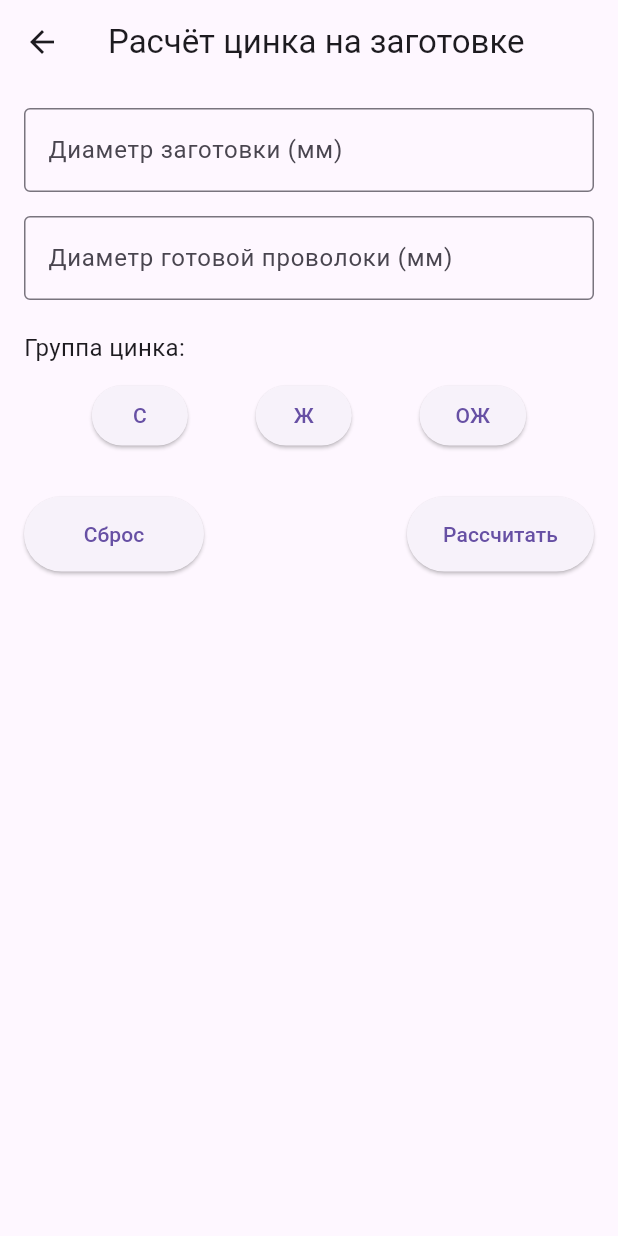
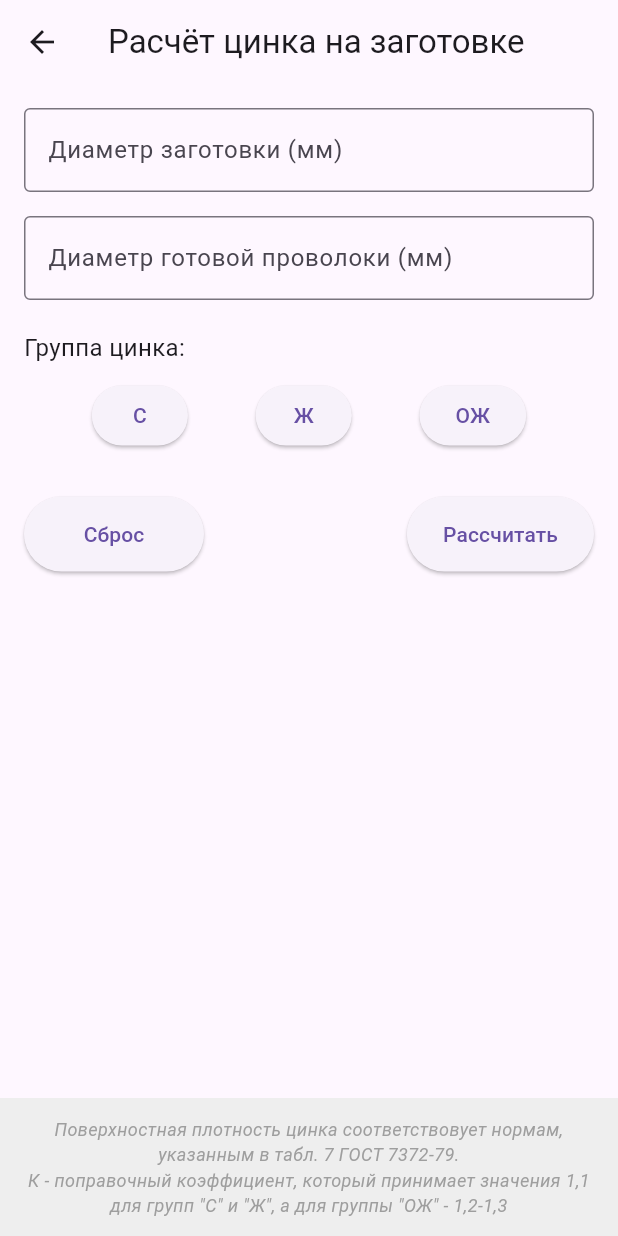
Before and after one commit to Abynarc/Dragging, a Flutter app: the ZincCalculationScreen screen opened directly, on a phone screen of 412 x 824 dp. Run offline on Flutter 3.47's test engine with Material 3 defaults, Android fonts, the light colour scheme and no system bars; our stand-ins replace package_info_plus.

Commit message:
экран цинка поправлен

```diff
--- a/wire_drawing_calc/lib/main.dart
+++ b/wire_drawing_calc/lib/main.dart
@@ -1,8 +1,87 @@
 import 'package:flutter/material.dart';
+import 'package:package_info_plus/package_info_plus.dart';
+import 'package:url_launcher/url_launcher.dart';
 import 'dart:math';
 
 void main() {
   runApp(const WireDrawingApp());
+}
+
+class VersionChecker {
+  static const int minSupportedVersionCode = 2;
+  static const String appStoreUrl =
+      'https://apps.rustore.ru/app/com.example.wire_drawing_calc';
+
+  static Future<bool> isUpdateRequired() async {
+    final packageInfo = await PackageInfo.fromPlatform();
+    final currentVersionCode = int.tryParse(packageInfo.buildNumber) ?? 0;
+    return currentVersionCode < minSupportedVersionCode;
+  }
+
+  static Future<void> showUpdateDialog(BuildContext context) async {
+    return showDialog<void>(
+      context: context,
+      barrierDismissible: false,
+      builder: (BuildContext context) {
+        return AlertDialog(
+          title: const Text('Требуется обновление'),
+          content: const Text(
+            'Для продолжения работы приложения необходимо обновить его до последней версии.',
+          ),
+          actions: <Widget>[
+            TextButton(
+              child: const Text('Обновить'),
+              onPressed: () async {
+                if (await canLaunch(appStoreUrl)) {
+                  await launch(appStoreUrl);
+                }
+              },
+            ),
+          ],
+        );
+      },
+    );
+  }
+}
+
+class AppStartupScreen extends StatefulWidget {
+  const AppStartupScreen({super.key});
+
+  @override
+  State<AppStartupScreen> createState() => _AppStartupScreenState();
+}
+
+class _AppStartupScreenState extends State<AppStartupScreen> {
+  bool _isChecking = true;
+
+  @override
+  void initState() {
+    super.initState();
+    _checkVersion();
+  }
+
+  Future<void> _checkVersion() async {
+    try {
+      final isUpdateRequired = await VersionChecker.isUpdateRequired();
+
+      if (mounted) {
+        setState(() => _isChecking = false);
+
+        if (isUpdateRequired) {
+          await VersionChecker.showUpdateDialog(context);
+        }
+      }
+    } catch (e) {
+      if (mounted) setState(() => _isChecking = false);
+    }
+  }
+
+  @override
+  Widget build(BuildContext context) {
+    return _isChecking
+        ? const Scaffold(body: Center(child: CircularProgressIndicator()))
+        : const HomeScreen();
+  }
 }
 
 class WireDrawingApp extends StatelessWidget {
@@ -13,7 +92,7 @@ class WireDrawingApp extends StatelessWidget {
     return MaterialApp(
       title: 'Калькулятор волочения',
       theme: ThemeData(primarySwatch: Colors.blue),
-      home: const HomeScreen(),
+      home: const AppStartupScreen(),
       debugShowCheckedModeBanner: false,
     );
   }
@@ -415,18 +494,9 @@ class _LinearRouteScreenState extends State<LinearRouteScreen> {
                   'Маршрут волочения:',
                   style: TextStyle(fontSize: 18, fontWeight: FontWeight.bold),
                 ),
-                const Text(
-                  'Вы можете редактировать диаметры в таблице',
-                  style: TextStyle(color: Colors.grey),
-                ),
                 const SizedBox(height: 8),
                 Table(
                   border: TableBorder.all(color: Colors.grey),
-                  columnWidths: const {
-                    0: FlexColumnWidth(1),
-                    1: FlexColumnWidth(1.5),
-                    2: FlexColumnWidth(1),
-                  },
                   children: [
                     const TableRow(
                       decoration: BoxDecoration(color: Colors.blueGrey),
@@ -458,9 +528,6 @@ class _LinearRouteScreenState extends State<LinearRouteScreen> {
                       final i = entry.key;
                       final controller = entry.value;
                       return TableRow(
-                        decoration: BoxDecoration(
-                          color: i % 2 == 0 ? Colors.grey[100] : Colors.white,
-                        ),
                         children: [
                           Padding(
                             padding: const EdgeInsets.all(8),
@@ -468,16 +535,6 @@ class _LinearRouteScreenState extends State<LinearRouteScreen> {
                           ),
                           Padding(
                             padding: const EdgeInsets.all(8),
-                            child: Container(
-                              decoration: BoxDecoration(
-                                color: Colors.blue[50],
-                                borderRadius: BorderRadius.circular(4),
-                                border: Border.all(color: Colors.blue),
-                              ),
-                              child: Padding(
-                                padding: const EdgeInsets.symmetric(
-                                  horizontal: 8,
-                                ),
                             child: TextField(
                               controller: controller,
                               keyboardType: TextInputType.numberWithOptions(
@@ -486,14 +543,8 @@ class _LinearRouteScreenState extends State<LinearRouteScreen> {
                               decoration: InputDecoration(
                                 border: InputBorder.none,
                                 hintText: i == 0 ? 'Диаметр' : 'Блок $i',
-                                    hintStyle: TextStyle(
-                                      color: Colors.blue[300],
                               ),
-                                  ),
-                                  style: TextStyle(color: Colors.blue[800]),
                               onChanged: (value) => _calculateReductions(),
-                                ),
-                              ),
                             ),
                           ),
                           Padding(
@@ -585,38 +636,135 @@ class _ZincCalculationScreenState extends State<ZincCalculationScreen> {
   String _errorMessage = '';
 
   final List<Map<String, dynamic>> _zincTable = [
-    {'range': '0,20 ≤ D < 0,25', 'C': 16, 'Ж': 21, 'ОЖ': null},
-    {'range': '0,25 ≤ D < 0,39', 'C': 21, 'Ж': 30, 'ОЖ': null},
-    {'range': '0,39 ≤ D < 0,46', 'C': 32, 'Ж': 42, 'ОЖ': null},
-    {'range': '0,46 ≤ D < 0,50', 'C': 37, 'Ж': 42, 'ОЖ': null},
-    {'range': '0,50 ≤ D < 0,54', 'C': 37, 'Ж': 50, 'ОЖ': null},
-    {'range': '0,54 ≤ D < 0,56', 'C': null, 'Ж': 50, 'ОЖ': null},
-    {'range': '0,56 ≤ D < 0,60', 'C': null, 'Ж': 52, 'ОЖ': null},
-    {'range': '0,60 ≤ D < 0,65', 'C': null, 'Ж': 60, 'ОЖ': null},
-    {'range': '0,65', 'C': null, 'Ж': 60, 'ОЖ': 115},
-    {'range': '0,66 ≤ D < 0,70', 'C': null, 'Ж': 63, 'ОЖ': 120},
-    {'range': '0,70 ≤ D < 0,76', 'C': null, 'Ж': 63, 'ОЖ': 130},
-    {'range': '0,76 ≤ D < 0,80', 'C': null, 'Ж': 73, 'ОЖ': 130},
-    {'range': '0,80 ≤ D < 0,90', 'C': null, 'Ж': 73, 'ОЖ': 145},
-    {'range': '0,90 ≤ D < 0,96', 'C': null, 'Ж': 73, 'ОЖ': 155},
-    {'range': '0,96 ≤ D < 1,00', 'C': null, 'Ж': 84, 'ОЖ': 155},
-    {'range': '1,00 ≤ D < 1,16', 'C': null, 'Ж': 84, 'ОЖ': 165},
-    {'range': '1,16 ≤ D < 1,20', 'C': null, 'Ж': 94, 'ОЖ': 165},
-    {'range': '1,20 ≤ D < 1,40', 'C': null, 'Ж': 94, 'ОЖ': 180},
-    {'range': '1,40 ≤ D < 1,65', 'C': null, 'Ж': 105, 'ОЖ': 195},
-    {'range': '1,65 ≤ D < 1,81', 'C': null, 'Ж': 105, 'ОЖ': 205},
-    {'range': '1,81 ≤ D < 1,85', 'C': null, 'Ж': 115, 'ОЖ': 205},
-    {'range': '1,85 ≤ D < 2,15', 'C': null, 'Ж': 115, 'ОЖ': 215},
-    {'range': '2,15 ≤ D < 2,41', 'C': null, 'Ж': 125, 'ОЖ': 230},
-    {'range': '2,41 ≤ D < 2,50', 'C': null, 'Ж': 135, 'ОЖ': 230},
-    {'range': '2,50 ≤ D < 2,80', 'C': null, 'Ж': 135, 'ОЖ': 245},
-    {'range': '2,80 ≤ D < 3,01', 'C': null, 'Ж': 135, 'ОЖ': 255},
-    {'range': '3,01 ≤ D < 3,20', 'C': null, 'Ж': 142, 'ОЖ': 255},
-    {'range': '3,20 ≤ D < 3,80', 'C': null, 'Ж': 142, 'ОЖ': 265},
-    {'range': '3,80', 'C': null, 'Ж': 142, 'ОЖ': 275},
-    {'range': '3,81 ≤ D < 4,40', 'C': null, 'Ж': 158, 'ОЖ': 275},
-    {'range': '4,40', 'C': null, 'Ж': 158, 'ОЖ': 280},
-    {'range': '4,41 ≤ D < 5,01', 'C': null, 'Ж': 173, 'ОЖ': 280},
+    {'range': 'D = 0,18', 'min': 0.18, 'max': 0.18, 'C': 10, 'Ж': 20, 'ОЖ': 30},
+    {
+      'range': '0,18 < D ≤ 0,24',
+      'min': 0.18,
+      'max': 0.24,
+      'C': 15,
+      'Ж': 20,
+      'ОЖ': 30,
+    },
+    {
+      'range': '0,24 < D ≤ 0,32',
+      'min': 0.24,
+      'max': 0.32,
+      'C': 20,
+      'Ж': 25,
+      'ОЖ': 45,
+    },
+    {
+      'range': '0,32 < D ≤ 0,38',
+      'min': 0.32,
+      'max': 0.38,
+      'C': 20,
+      'Ж': 25,
+      'ОЖ': 60,
+    },
+    {
+      'range': '0,38 < D ≤ 0,45',
+      'min': 0.38,
+      'max': 0.45,
+      'C': 30,
+      'Ж': 40,
+      'ОЖ': 75,
+    },
+    {
+      'range': '0,45 < D ≤ 0,55',
+      'min': 0.45,
+      'max': 0.55,
+      'C': 35,
+      'Ж': 40,
+      'ОЖ': 90,
+    },
+    {
+      'range': '0,55 < D ≤ 0,65',
+      'min': 0.55,
+      'max': 0.65,
+      'C': 40,
+      'Ж': 50,
+      'ОЖ': 110,
+    },
+    {
+      'range': '0,65 < D ≤ 0,75',
+      'min': 0.65,
+      'max': 0.75,
+      'C': 40,
+      'Ж': 60,
+      'ОЖ': 120,
+    },
+    {
+      'range': '0,75 < D ≤ 0,95',
+      'min': 0.75,
+      'max': 0.95,
+      'C': 50,
+      'Ж': 70,
+      'ОЖ': 130,
+    },
+    {
+      'range': '0,95 < D ≤ 1,15',
+      'min': 0.95,
+      'max': 1.15,
+      'C': 60,
+      'Ж': 80,
+      'ОЖ': 150,
+    },
+    {
+      'range': '1,15 < D ≤ 1,40',
+      'min': 1.15,
+      'max': 1.40,
+      'C': 60,
+      'Ж': 90,
+      'ОЖ': 165,
+    },
+    {
+      'range': '1,40 < D ≤ 1,80',
+      'min': 1.40,
+      'max': 1.80,
+      'C': 70,
+      'Ж': 100,
+      'ОЖ': 180,
+    },
+    {
+      'range': '1,80 < D ≤ 2,40',
+      'min': 1.80,
+      'max': 2.40,
+      'C': 80,
+      'Ж': 110,
+      'ОЖ': 205,
+    },
+    {
+      'range': '2,40 < D ≤ 3,00',
+      'min': 2.40,
+      'max': 3.00,
+      'C': 90,
+      'Ж': 125,
+      'ОЖ': 230,
+    },
+    {
+      'range': '3,00 < D ≤ 3,80',
+      'min': 3.00,
+      'max': 3.80,
+      'C': 100,
+      'Ж': 135,
+      'ОЖ': 230,
+    },
+    {
+      'range': '3,80 < D ≤ 4,40',
+      'min': 3.80,
+      'max': 4.40,
+      'C': 110,
+      'Ж': 150,
+      'ОЖ': 245,
+    },
+    {
+      'range': '4,40 < D ≤ 5,10',
+      'min': 4.40,
+      'max': 5.10,
+      'C': 110,
+      'Ж': 165,
+      'ОЖ': 245,
+    },
   ];
 
   @override
@@ -714,7 +862,10 @@ class _ZincCalculationScreenState extends State<ZincCalculationScreen> {
   Widget build(BuildContext context) {
     return Scaffold(
       appBar: AppBar(title: const Text('Расчёт цинка на заготовке')),
-      body: SingleChildScrollView(
+      body: Column(
+        children: [
+          Expanded(
+            child: SingleChildScrollView(
               child: Padding(
                 padding: const EdgeInsets.all(16.0),
                 child: Column(
@@ -726,7 +877,9 @@ class _ZincCalculationScreenState extends State<ZincCalculationScreen> {
                         labelText: 'Диаметр заготовки (мм)',
                         border: OutlineInputBorder(),
                       ),
-                keyboardType: TextInputType.numberWithOptions(decimal: true),
+                      keyboardType: TextInputType.numberWithOptions(
+                        decimal: true,
+                      ),
                     ),
                     const SizedBox(height: 16),
                     TextField(
@@ -735,7 +888,9 @@ class _ZincCalculationScreenState extends State<ZincCalculationScreen> {
                         labelText: 'Диаметр готовой проволоки (мм)',
                         border: OutlineInputBorder(),
                       ),
-                keyboardType: TextInputType.numberWithOptions(decimal: true),
+                      keyboardType: TextInputType.numberWithOptions(
+                        decimal: true,
+                      ),
                     ),
                     const SizedBox(height: 20),
                     const Text('Группа цинка:', style: TextStyle(fontSize: 16)),
@@ -764,7 +919,8 @@ class _ZincCalculationScreenState extends State<ZincCalculationScreen> {
                           child: const Text('Ж'),
                         ),
                         ElevatedButton(
-                    onPressed: () => setState(() => _selectedGroup = 'ОЖ'),
+                          onPressed:
+                              () => setState(() => _selectedGroup = 'ОЖ'),
                           style: ElevatedButton.styleFrom(
                             backgroundColor:
                                 _selectedGroup == 'ОЖ' ? Colors.blue : null,
@@ -834,6 +990,24 @@ class _ZincCalculationScreenState extends State<ZincCalculationScreen> {
                 ),
               ),
             ),
+          ),
+          Container(
+            width: double.infinity,
+            padding: const EdgeInsets.all(12),
+            color: Colors.grey[200],
+            child: const Text(
+              'Поверхностная плотность цинка соответствовует нормам, указанным в табл. 7 ГОСТ 7372-79.\n'
+              'К - поправочный коэффициент, который принимает значения 1,1 для групп "С" и "Ж", а для группы "ОЖ" - 1,2-1,3',
+              style: TextStyle(
+                fontSize: 12,
+                color: Colors.grey,
+                fontStyle: FontStyle.italic,
+              ),
+              textAlign: TextAlign.center,
+            ),
+          ),
+        ],
+      ),
     );
   }
 }
```
Also changed, not shown: wire_drawing_calc/pubspec.yaml (+7 -73 lines), wire_drawing_calc/pubspec.lock, 7 other files. Lines whose indentation alone changed are shown as unchanged.
